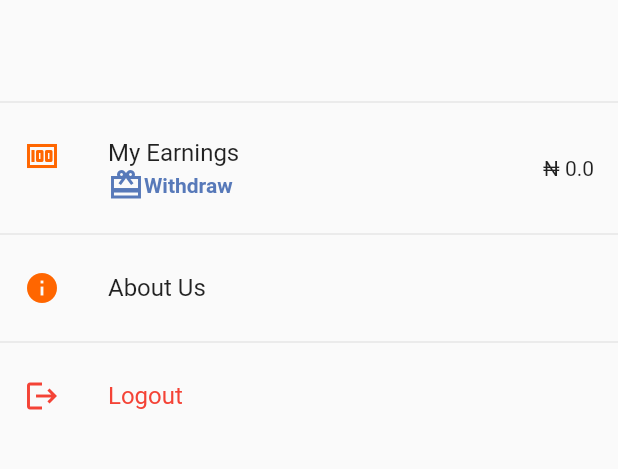
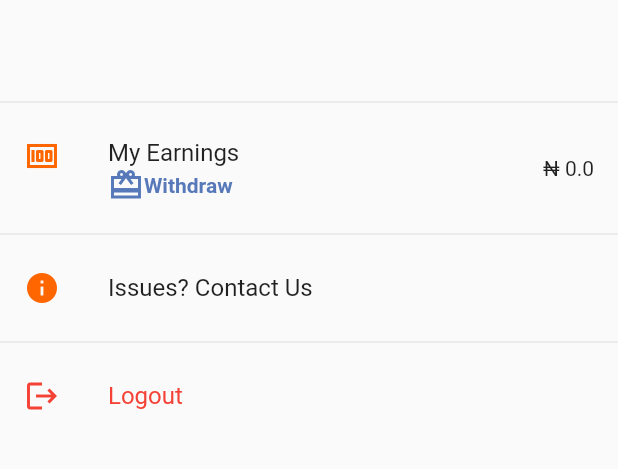
Before and after one commit to preciousemmanuel/intec-mobile, a Flutter app: the ProfileScreen screen opened directly, on a phone screen of 412 x 824 dp, the part 135-604 px from its top. Run offline on Flutter 3.47's test engine with Material 2 defaults, Android fonts, the phone set to English and light mode, and no system bars; our stand-ins replace cloud_firestore, firebase_auth, firebase_core, firebase_database, firebase_messaging, flutter_dotenv and 5 more; missing offline and left inert: custom_switch, dart_geohash, flutter_paystack, flutter_polyline_points, flutterwave, geocode and 2 more; accounts and stored records are empty; project files that could hold a hidden picture were left out.

```diff
--- a/lib/config.dart
+++ b/lib/config.dart
@@ -7,8 +7,8 @@
  const String ENCRYPTION_KEY="FLWSECK_TESTe498c79913db";
 
 const String contact_support="08071712311";
- final String base_url="https://intecpro.uc.r.appspot.com/api/";
+// final String base_url="https://intecpro.uc.r.appspot.com/api/";
  //final String base_url="https://intecpro.herokuapp.com/api/";
-// const String base_url="http://localhost:8000/api/";
+const String base_url="http://localhost:8000/api/";
 
  const int COMPANY_PERCENT=20;
--- a/lib/screens/artisan/profile_screen.dart
+++ b/lib/screens/artisan/profile_screen.dart
@@ -10,6 +10,8 @@ import 'package:intechpro/providers/customer_wallet_provider.dart';
 import 'package:intechpro/providers/profile_provider.dart';
 import 'package:intechpro/screens/update_profile_screen.dart';
 import 'package:provider/provider.dart';
+import 'package:url_launcher/url_launcher.dart';
+import '../../config.dart';
 import 'package:intechpro/model/currency.dart';
 
 class ProfileScreen extends StatefulWidget {
@@ -123,8 +125,11 @@ class _ProfileScreenState extends State<ProfileScreen> {
               ),
               Divider(),
               ListTile(
+                onTap: (){
+                  launch("tel://${contact_support}");
+                },
                 leading: Icon(Icons.info,color: Theme.of(context).accentColor),
-                title: Text("About Us"),
+                title: Text("Issues? Contact Us"),
               ),
               Divider(),
               ListTile(
--- a/lib/widgets/drawer.dart
+++ b/lib/widgets/drawer.dart
@@ -4,6 +4,8 @@ import 'package:intechpro/providers/profile_provider.dart';
 import 'package:intechpro/screens/home_screen.dart';
 import 'package:intechpro/screens/update_profile_screen.dart';
 import 'package:provider/provider.dart';
+import 'package:url_launcher/url_launcher.dart';
+import '../../config.dart';
 
 class AppDrawer extends StatelessWidget {
   String displayName;
@@ -97,18 +99,30 @@ class AppDrawer extends StatelessWidget {
                   text: "Wallet",
                   onTap: () => Navigator.pushNamed(context, "/wallet")),
               Divider(),
-          _createDrawerItem(icon: Icons.person, text: "Profile",onTap: ()=>Navigator.of(context).push(
+              _createDrawerItem(
+                  icon: Icons.person,
+                  text: "Profile",
+                  onTap: () => Navigator.of(context).push(
                         MaterialPageRoute(
                             builder: (_) => UpdateProfileScreen()),
                       )),
+              Divider(),
+              _createDrawerItem(
+                  icon: Icons.call,
+                  text: "Any Issues? Contact us",
+                  onTap: () {
+                    launch("tel://${contact_support}");
+                  }),
               Divider(),
               _createDrawerItem(
                   icon: Icons.logout,
                   text: "Log out",
                   onTap: () async {
                     await FirebaseAuth.instance.signOut();
-                Provider.of<ProfileProvider>(context, listen: false).signout();
-                Navigator.pushNamedAndRemoveUntil(context, "/login", (Route<dynamic> route) => false);
+                    Provider.of<ProfileProvider>(context, listen: false)
+                        .signout();
+                    Navigator.pushNamedAndRemoveUntil(
+                        context, "/login", (Route<dynamic> route) => false);
                   }),
             ],
           ),
--- a/pubspec.yaml
+++ b/pubspec.yaml
@@ -15,7 +15,7 @@ publish_to: 'none' # Remove this line if you wish to publish to pub.dev
 # In iOS, build-name is used as CFBundleShortVersionString while build-number used as CFBundleVersion.
 # Read more about iOS versioning at
 # https://developer.apple.com/library/archive/documentation/General/Reference/InfoPlistKeyReference/Articles/CoreFoundationKeys.html
-version: 1.0.0+1
+version: 1.0.2+2
 
 environment:
   sdk: ">=2.12.0 <3.0.0"
```
Also changed, not shown: lib/providers/profile_provider.dart (+27 -0 lines), lib/screens/artisan/subscription_screen.dart (+26 -4 lines), lib/screens/request_status_screen.dart (+13 -8 lines), 1 other file. Lines whose indentation alone changed are shown as unchanged.
